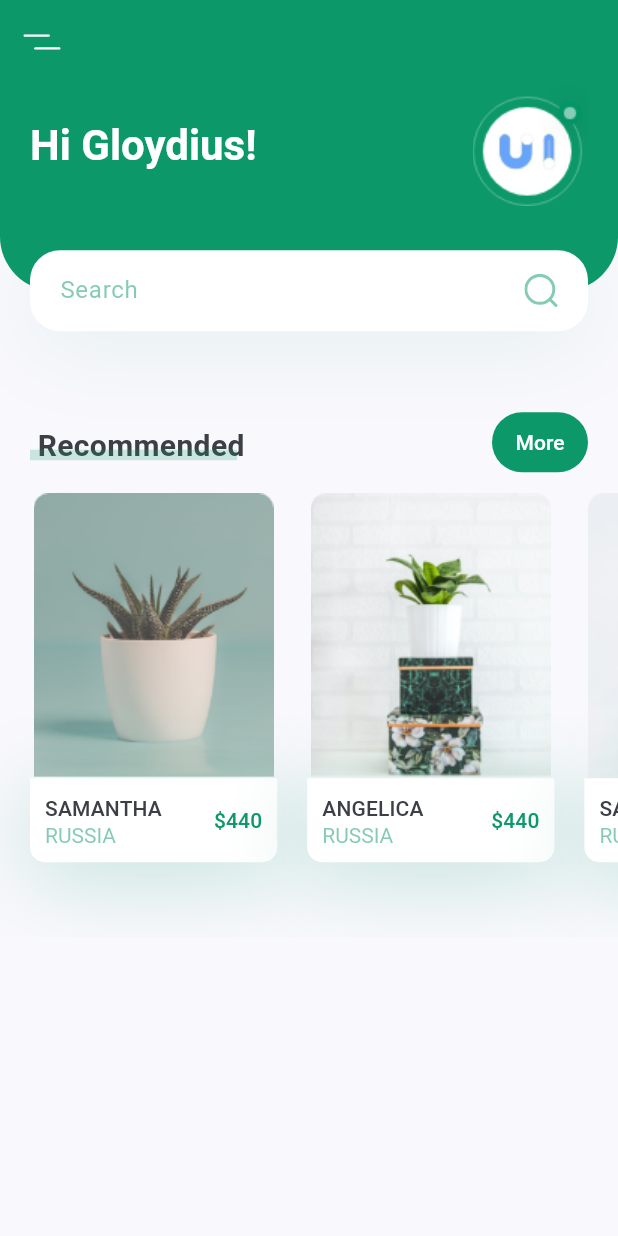
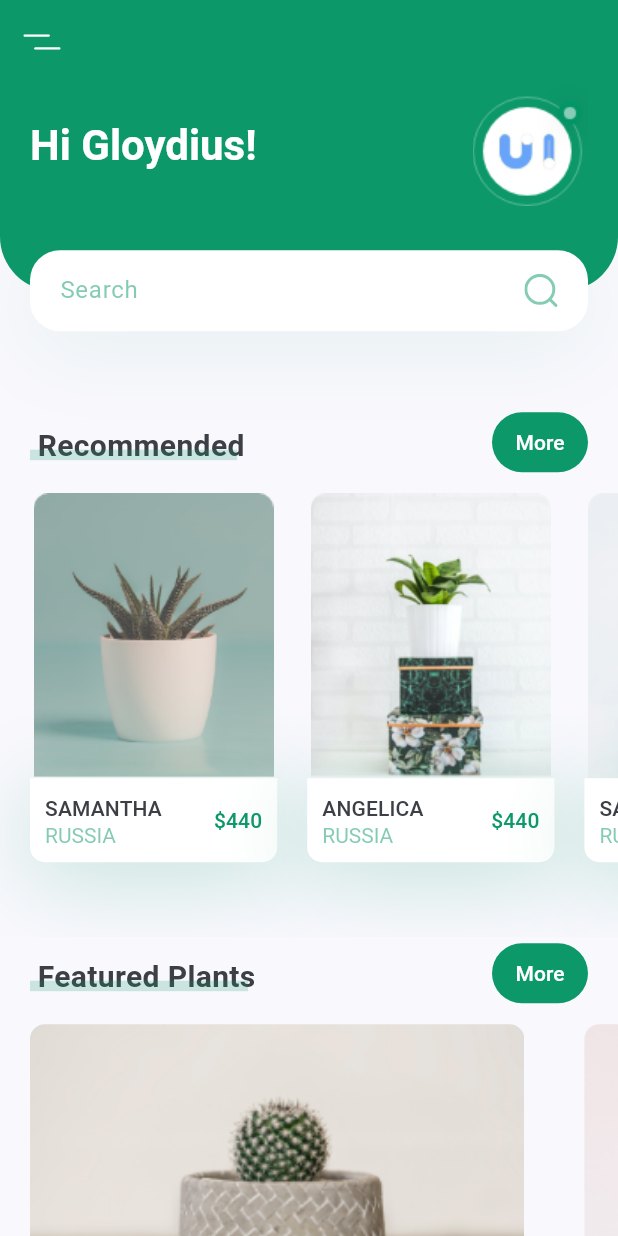
Before and after one commit to Defarrel/PlantApp, a Flutter app: the screen it shows after launch, on a phone screen of 412 x 824 dp. Run offline on Flutter 3.47's test engine with Material 3 defaults, Android fonts, the phone set to English and light mode, and no system bars; our stand-ins replace flutter_svg.

Commit message:
Menambahkan class featuredPlants dan FeaturedPlantsCard

```diff
--- a/lib/screens/home/components/body.dart
+++ b/lib/screens/home/components/body.dart
@@ -17,8 +17,63 @@ class Body extends StatelessWidget {
           HeaderWithSearchBox(size: size),
           TitleWithMoreBtn(title: "Recommended", press: () {}),
           RecomendsPlants(),
+          TitleWithMoreBtn(title: "Featured Plants", press: () {}),
+          FeaturedPlants(),
+          SizedBox(height: kDefaultPadding),
         ],
       ),
     );
   }
 }
+
+class FeaturedPlants extends StatelessWidget {
+  const FeaturedPlants({super.key});
+
+  @override
+  Widget build(BuildContext context) {
+    return SingleChildScrollView(
+      scrollDirection: Axis.horizontal,
+      child: Row(
+        children: [
+          FeaturePlantCard(
+            image: "assets/images/bottom_img_1.png",
+            press: () {},
+          ),
+          FeaturePlantCard(
+            image: "assets/images/bottom_img_2.png",
+            press: () {},
+          ),
+        ],
+      ),
+    );
+  }
+}
+
+class FeaturePlantCard extends StatelessWidget {
+  const FeaturePlantCard({super.key, required this.image, required this.press});
+
+  final String image;
+  final VoidCallback press;
+
+  @override
+  Widget build(BuildContext context) {
+    Size size = MediaQuery.of(context).size;
+    return GestureDetector(
+      onTap: press,
+      child: Container(
+        margin: EdgeInsets.only(
+          left: kDefaultPadding,
+          right: kDefaultPadding,
+          top: kDefaultPadding / 2,
+          bottom: kDefaultPadding / 2,
+        ),
+        width: size.width * 0.8,
+        height: 185,
+        decoration: BoxDecoration(
+          borderRadius: BorderRadius.circular(10),
+          image: DecorationImage(fit: BoxFit.cover, image: AssetImage(image)),
+        ),
+      ),
+    );
+  }
+}
```
